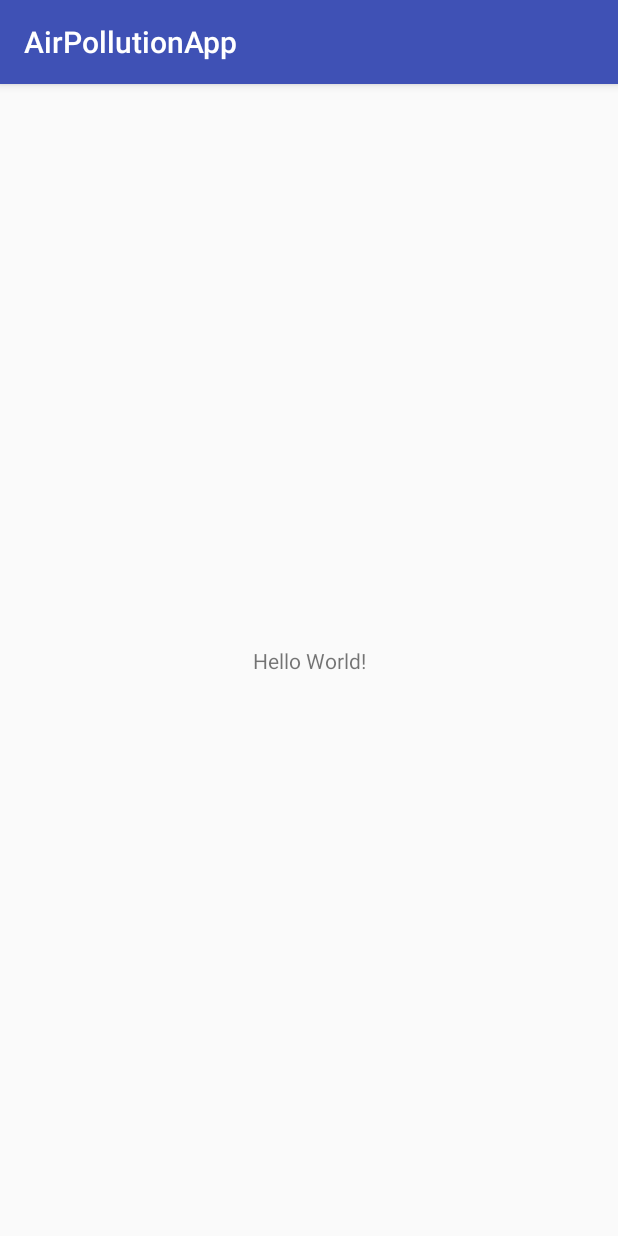
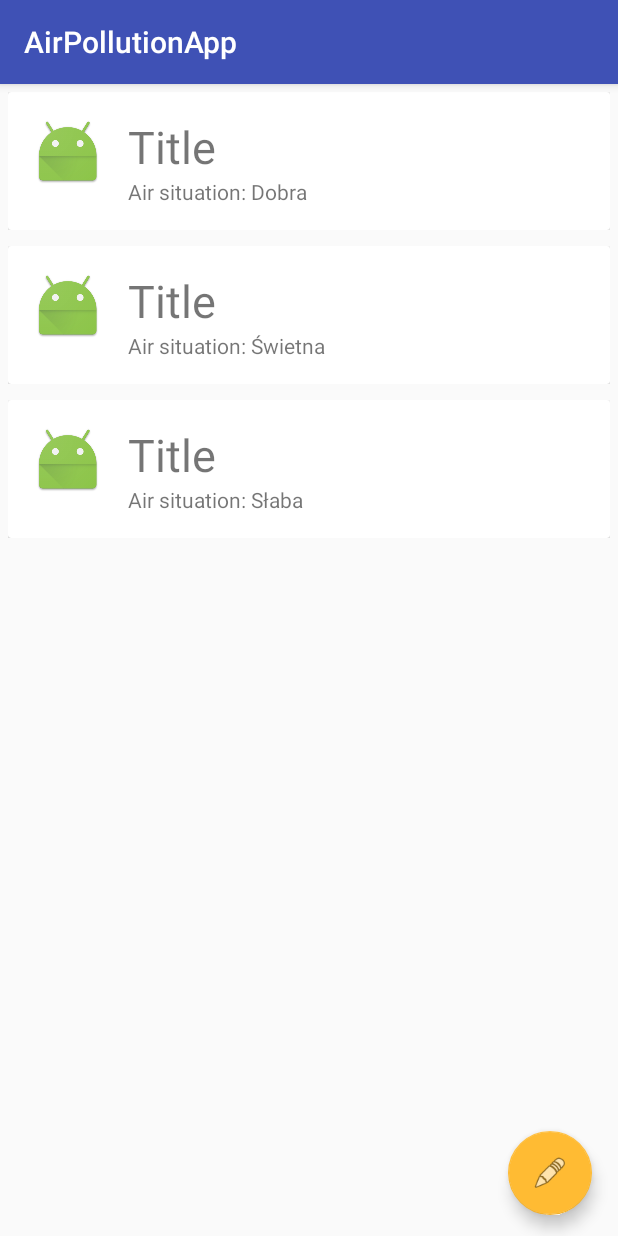
Before and after one commit to tomaboro/AirPollutionApp, an Android app: the screen it shows after launch (MainActivity), on a phone screen of 412 x 824 dp. Run offline under Robolectric (Android 15) with nearby library versions, the phone set to English and light mode, and no system bars; our stand-ins replace Volley; 1 statement that could not run was skipped.

Commit message:
layout added & baisic request are avaliable

```diff
--- a/app/build.gradle
+++ b/app/build.gradle
@@ -24,7 +24,11 @@ dependencies {
     androidTestCompile('com.android.support.test.espresso:espresso-core:2.2.2', {
         exclude group: 'com.android.support', module: 'support-annotations'
     })
-    compile 'com.android.support:appcompat-v7:26.+'
+    compile 'com.android.support:appcompat-v7:26.0.2'
     compile 'com.android.support.constraint:constraint-layout:1.0.2'
     testCompile 'junit:junit:4.12'
+    compile 'com.android.volley:volley:1.0.0'
+    compile 'com.android.support:cardview-v7:26.0.+'
+    compile 'com.android.support:recyclerview-v7:26.0.+'
+    implementation 'com.android.support:design:27.0.0'
 }
--- a/app/src/main/AndroidManifest.xml
+++ b/app/src/main/AndroidManifest.xml
@@ -1,6 +1,8 @@
 <?xml version="1.0" encoding="utf-8"?>
 <manifest xmlns:android="http://schemas.android.com/apk/res/android"
     package="pl.hackyeah.positivedevs.airpollutionapp">
+
+    <uses-permission android:name="android.permission.INTERNET" />
 
     <application
         android:allowBackup="true"
--- /dev/null
+++ b/app/src/main/java/pl/hackyeah/positivedevs/airpollutionapp/DataReader/StationDetails.java
@@ -0,0 +1,17 @@
+package pl.hackyeah.positivedevs.airpollutionapp.DataReader;
+
+
+/**
+ * Created by motek on 27.10.17.
+ */
+
+public class StationDetails extends Station {
+    public StationDetails(String name, Integer id, String airSituation) {
+        super(name, id);
+        this.airSituation = airSituation;
+    }
+
+    public String airSituation;
+    public int photoId;
+
+}
--- a/app/src/main/java/pl/hackyeah/positivedevs/airpollutionapp/MainActivity.java
+++ b/app/src/main/java/pl/hackyeah/positivedevs/airpollutionapp/MainActivity.java
@@ -1,13 +1,88 @@
 package pl.hackyeah.positivedevs.airpollutionapp;
 
+import android.app.AlertDialog;
+import android.app.ProgressDialog;
+import android.content.DialogInterface;
 import android.support.v7.app.AppCompatActivity;
 import android.os.Bundle;
+import android.support.v7.widget.LinearLayoutManager;
+import android.support.v7.widget.RecyclerView;
+import android.util.Log;
+import android.view.View;
+
+import com.android.volley.Request;
+import com.android.volley.RequestQueue;
+import com.android.volley.Response;
+import com.android.volley.VolleyError;
+import com.android.volley.toolbox.StringRequest;
+import com.android.volley.toolbox.Volley;
+
+import org.json.JSONArray;
+import org.json.JSONException;
+import org.json.JSONObject;
+
+import java.util.ArrayList;
+import java.util.LinkedList;
+
+import pl.hackyeah.positivedevs.airpollutionapp.DataReader.Station;
+import pl.hackyeah.positivedevs.airpollutionapp.DataReader.StationDetails;
+import pl.hackyeah.positivedevs.airpollutionapp.DataReader.giosInfo;
 
 public class MainActivity extends AppCompatActivity {
+
+    private RecyclerView rv;
+    ProgressDialog progress;
+    private ArrayList<StationDetails> stations;
+
+    public void floatingButtonOnClick(View v) {
+        //LoadAllStations t = new LoadAllStations(this);
+        //t.showDialog();
+        //runOnUiThread(new LoadAllStations(this));
+    }
+
+    public void showList(LoadAllStations load) {
+        ArrayList<String> ttmp = new ArrayList<>();
+        for (int i = 0; i < load.stations.size(); i++) {
+            ttmp.add(load.stations.get(i).name);
+        }
+
+        AlertDialog.Builder builder = new AlertDialog.Builder(this);
+        builder.setTitle("Choose station")
+                .setItems(ttmp.toArray(new String[ttmp.size()]), new DialogInterface.OnClickListener() {
+                    public void onClick(DialogInterface dialog, int which) {
+                        // The 'which' argument contains the index position
+                        // of the selected item
+                    }
+                });
+        builder.create().show();
+    }
 
     @Override
     protected void onCreate(Bundle savedInstanceState) {
         super.onCreate(savedInstanceState);
-        setContentView(R.layout.activity_main);
+        setContentView(R.layout.fragment_card);
+
+        rv = (RecyclerView) findViewById(R.id.rv);
+
+        LinearLayoutManager llm = new LinearLayoutManager(this);
+        rv.setLayoutManager(llm);
+        rv.setHasFixedSize(true);
+
+        initializeData();
+        initializeAdapter();
+
     }
+
+    private void initializeData() {
+        stations = new ArrayList<>();
+        stations.add(new StationDetails("Nowy Targ", 1, "Dobra"));
+        stations.add(new StationDetails("Kraków", 112, "Świetna"));
+        stations.add(new StationDetails("Zakopane", 3, "Słaba"));
+    }
+
+    private void initializeAdapter() {
+        RVAdapter adapter = new RVAdapter(stations);
+        rv.setAdapter(adapter);
+    }
+
 }
--- /dev/null
+++ b/app/src/main/java/pl/hackyeah/positivedevs/airpollutionapp/RVAdapter.java
@@ -0,0 +1,77 @@
+package pl.hackyeah.positivedevs.airpollutionapp;
+
+import android.support.v7.widget.CardView;
+import android.support.v7.widget.RecyclerView;
+import android.view.LayoutInflater;
+import android.view.View;
+import android.view.ViewGroup;
+import android.widget.ImageView;
+import android.widget.TextView;
+import android.widget.Toast;
+
+import java.util.List;
+
+import pl.hackyeah.positivedevs.airpollutionapp.DataReader.Station;
+import pl.hackyeah.positivedevs.airpollutionapp.DataReader.StationDetails;
+
+/**
+ * Created by motek on 27.10.17.
+ */
+
+public class RVAdapter extends RecyclerView.Adapter<RVAdapter.StationViewHolder> {
+
+    public static class StationViewHolder extends RecyclerView.ViewHolder {
+
+        CardView cv;
+        TextView stationName;
+        TextView stationAir;
+        ImageView stationPhoto;
+
+        public StationViewHolder(View itemView) {
+            super(itemView);
+            cv = (CardView) itemView.findViewById(R.id.cv);
+            stationName = (TextView) itemView.findViewById(R.id.station_name);
+            stationAir = (TextView) itemView.findViewById(R.id.station_air);
+            stationPhoto = (ImageView) itemView.findViewById(R.id.station_photo);
+
+            itemView.setOnClickListener(new View.OnClickListener() {
+                @Override
+                public void onClick(View v) {
+                    //TODO: START EDIT ACTIVITY
+                    Toast toast = Toast.makeText(v.getContext(), stationName.getText().toString(), Toast.LENGTH_LONG);
+                    toast.show();
+                }
+            });
+        }
+    }
+
+    List<StationDetails> stations;
+
+    RVAdapter(List<StationDetails> stations) {
+        this.stations = stations;
+    }
+
+    @Override
+    public void onAttachedToRecyclerView(RecyclerView recyclerView) {
+        super.onAttachedToRecyclerView(recyclerView);
+    }
+
+    @Override
+    public StationViewHolder onCreateViewHolder(ViewGroup viewGroup, int i) {
+        View v = LayoutInflater.from(viewGroup.getContext()).inflate(R.layout.recycle_items, viewGroup, false);
+        StationViewHolder pvh = new StationViewHolder(v);
+        return pvh;
+    }
+
+    @Override
+    public void onBindViewHolder(StationViewHolder stationViewHolder, int i) {
+        stationViewHolder.stationName.setText(stations.get(i).name);
+        stationViewHolder.stationAir.setText("Air situation: " + stations.get(i).airSituation.toString());
+        //stationViewHolder.stationPhoto.setImageResource(stations.get(i).photoId);
+    }
+
+    @Override
+    public int getItemCount() {
+        return stations.size();
+    }
+}
--- /dev/null
+++ b/app/src/main/res/layout/fragment_card.xml
@@ -0,0 +1,28 @@
+<?xml version="1.0" encoding="utf-8"?>
+<RelativeLayout xmlns:android="http://schemas.android.com/apk/res/android"
+    xmlns:app="http://schemas.android.com/apk/res-auto"
+    android:layout_width="match_parent"
+    android:layout_height="match_parent">
+
+    <android.support.v7.widget.RecyclerView
+        android:id="@+id/rv"
+        android:layout_width="match_parent"
+        android:layout_height="match_parent" />
+
+    <android.support.design.widget.FloatingActionButton
+        android:id="@+id/floatingButton"
+        android:layout_width="wrap_content"
+        android:layout_height="wrap_content"
+        android:layout_alignParentBottom="true"
+        android:layout_alignParentEnd="true"
+        android:layout_alignParentRight="true"
+        android:layout_marginBottom="14dp"
+        android:layout_marginEnd="17dp"
+        android:layout_marginRight="17dp"
+        android:clickable="true"
+        android:onClick="floatingButtonOnClick"
+        app:backgroundTint="@android:color/holo_orange_light"
+        app:fabSize="normal"
+        app:srcCompat="@android:drawable/ic_menu_edit" />
+
+</RelativeLayout>
--- /dev/null
+++ b/app/src/main/res/layout/recycle_items.xml
@@ -0,0 +1,48 @@
+<?xml version="1.0" encoding="utf-8"?>
+<LinearLayout xmlns:android="http://schemas.android.com/apk/res/android"
+    xmlns:app="http://schemas.android.com/apk/res-auto"
+    android:layout_width="match_parent"
+    android:layout_height="wrap_content"
+    android:padding="5dp">
+
+    <android.support.v7.widget.CardView
+        android:layout_width="match_parent"
+        android:layout_height="wrap_content"
+        android:id="@+id/cv">
+
+        <RelativeLayout
+            android:layout_width="match_parent"
+            android:layout_height="wrap_content"
+            android:padding="16dp">
+
+            <ImageView
+                android:id="@+id/station_photo"
+                android:layout_width="wrap_content"
+                android:layout_height="wrap_content"
+                android:layout_alignParentLeft="true"
+                android:layout_alignParentTop="true"
+                android:layout_marginRight="16dp"
+                app:srcCompat="@mipmap/ic_launcher" />
+
+            <TextView
+                android:layout_width="wrap_content"
+                android:layout_height="wrap_content"
+                android:id="@+id/station_name"
+                android:layout_toRightOf="@+id/station_photo"
+                android:layout_alignParentTop="true"
+                android:textSize="30sp"
+                android:text="Title" />
+
+            <TextView
+                android:layout_width="wrap_content"
+                android:layout_height="wrap_content"
+                android:id="@+id/station_air"
+                android:layout_toRightOf="@+id/station_photo"
+                android:layout_below="@+id/station_name"
+                android:text="Long Long SubText" />
+
+        </RelativeLayout>
+
+    </android.support.v7.widget.CardView>
+
+</LinearLayout>
```
Also changed, not shown: app/src/main/java/pl/hackyeah/positivedevs/airpollutionapp/LoadAllStations.java (added, +115 -0 lines), app/src/main/java/pl/hackyeah/positivedevs/airpollutionapp/LoadAllStationsDetails.java (added, +71 -0 lines), app/src/main/java/pl/hackyeah/positivedevs/airpollutionapp/LoadStationDetails.java (added, +86 -0 lines), app/src/main/res/layout/activity_main.xml (+16 -0 lines), build.gradle (+9 -1 lines), gradle/wrapper/gradle-wrapper.properties, 4 other files.
